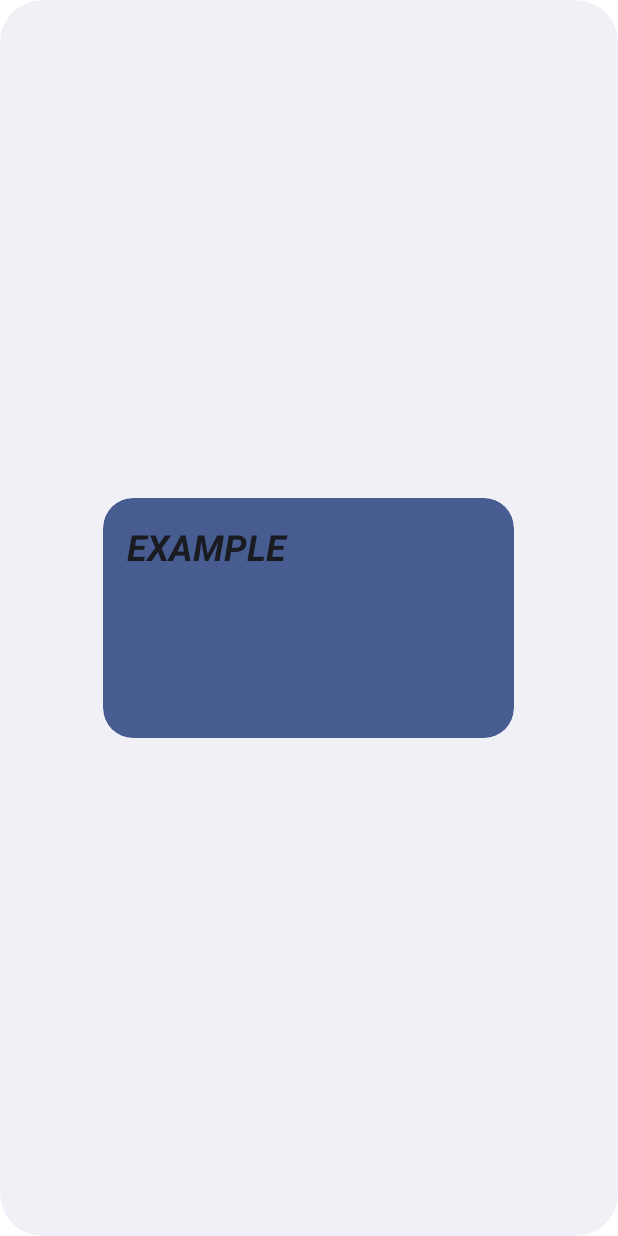
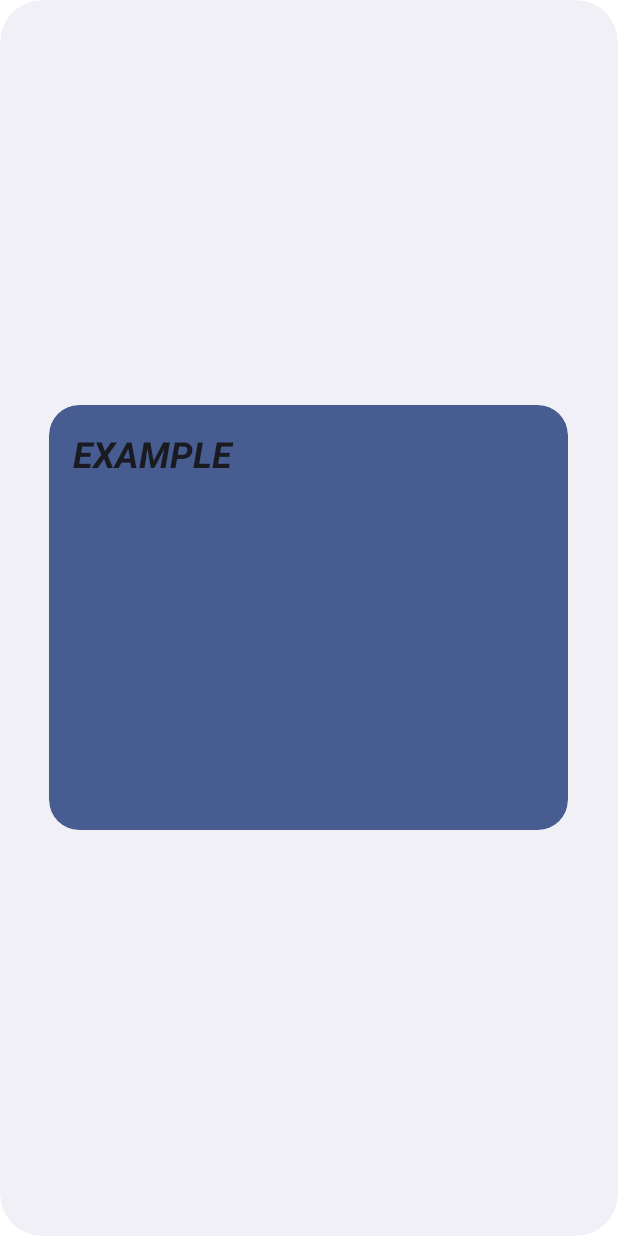
Before and after one commit to LukeSweetnameHome/android_weatherapplication, an Android app: the layout new_app_widget.xml on its own in the app's theme, with its tools: preview values and no code run, on a phone screen of 412 x 824 dp. Run offline under Robolectric (Android 15) with nearby library versions, the phone set to English and light mode, and no system bars.

```diff
--- a/app/build.gradle
+++ b/app/build.gradle
@@ -41,6 +41,6 @@ dependencies {
     androidTestImplementation 'androidx.test.ext:junit:1.1.5'
     androidTestImplementation 'androidx.test.espresso:espresso-core:3.5.1'
     implementation 'com.android.volley:volley:1.2.1'
-    implementation 'com.android.support:design:28.0.0'
+    implementation 'com.google.android.material:material:1.0.0'
 
 }
--- a/app/src/main/res/layout/new_app_widget.xml
+++ b/app/src/main/res/layout/new_app_widget.xml
@@ -7,8 +7,8 @@
     <TextView
         android:id="@+id/appwidget_text"
         style="@style/Widget.Project_weather.AppWidget.InnerView"
-        android:layout_width="274dp"
-        android:layout_height="160dp"
+        android:layout_width="346dp"
+        android:layout_height="283dp"
         android:layout_centerInParent="true"
         android:layout_marginStart="8dp"
         android:layout_marginTop="8dp"
--- a/gradle.properties
+++ b/gradle.properties
@@ -19,3 +19,4 @@ android.useAndroidX=true
 # resources declared in the library itself and none from the library's dependencies,
 # thereby reducing the size of the R class for that library
 android.nonTransitiveRClass=true
+android.enableJetifier=true
```
